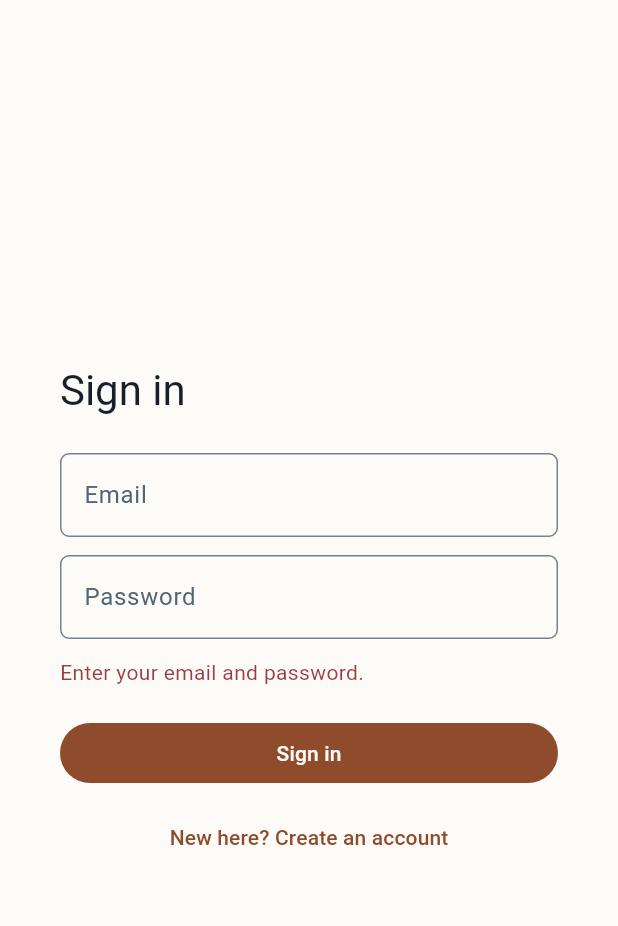
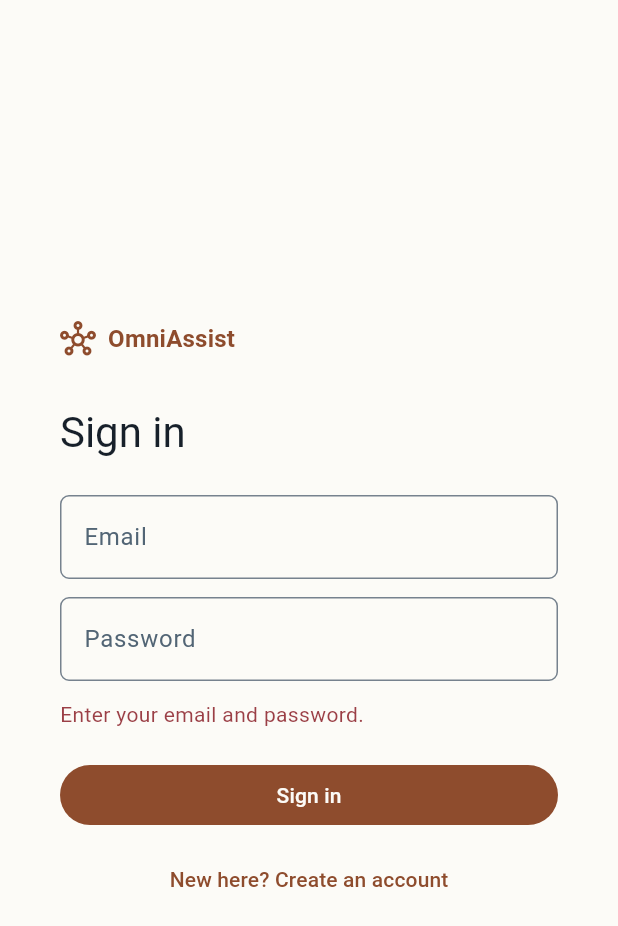
Before and after one commit to Henry-dev-dotcom/OmniAssist-full-stack, a Flutter app: the screen it shows after launch, after a tap on "Sign in", on a phone screen of 412 x 824 dp. Shown: the top 926 px of the screen. Run offline on Flutter 3.47's test engine with Material 3 defaults, Android fonts, the phone set to English and light mode, and no system bars; our stand-ins replace drift, drift_flutter, file_picker, flutter_riverpod, flutter_secure_storage, go_router and 1 more; missing offline and left inert: dart:js_interop; accounts and stored records are empty; generated files the repository leaves out were written again.

Commit message:
Design audit round 2: filled selected tab icons, app name on sign-in, live error region, 200% text test
Co-Authored-By: Claude Sonnet 5.5 <noreply@anthropic.com>

```diff
--- a/apps/client/lib/features/auth/sign_in_screen.dart
+++ b/apps/client/lib/features/auth/sign_in_screen.dart
@@ -70,6 +70,24 @@ class _SignInScreenState extends ConsumerState<SignInScreen> {
             shrinkWrap: true,
             padding: const EdgeInsets.all(24),
             children: [
+              Row(
+                children: [
+                  Icon(
+                    Icons.hub_outlined,
+                    color: Theme.of(context).colorScheme.primary,
+                    semanticLabel: 'OmniAssist logo',
+                  ),
+                  const SizedBox(width: 8),
+                  Text(
+                    'OmniAssist',
+                    style: Theme.of(context).textTheme.titleMedium?.copyWith(
+                      color: Theme.of(context).colorScheme.primary,
+                      fontWeight: FontWeight.w600,
+                    ),
+                  ),
+                ],
+              ),
+              const SizedBox(height: 32),
               Text(
                 _creating ? 'Create account' : 'Sign in',
                 style: Theme.of(context).textTheme.headlineMedium,
@@ -104,10 +122,15 @@ class _SignInScreenState extends ConsumerState<SignInScreen> {
               ),
               if (_error != null) ...[
                 const SizedBox(height: 12),
-                Text(
-                  _error!,
-                  key: const Key('sign-in-error'),
-                  style: TextStyle(color: Theme.of(context).colorScheme.error),
+                Semantics(
+                  liveRegion: true, // read out when a sign-in error appears
+                  child: Text(
+                    _error!,
+                    key: const Key('sign-in-error'),
+                    style: TextStyle(
+                      color: Theme.of(context).colorScheme.error,
+                    ),
+                  ),
                 ),
               ],
               const SizedBox(height: 20),
--- a/apps/client/lib/shared_widgets/app_scaffold.dart
+++ b/apps/client/lib/shared_widgets/app_scaffold.dart
@@ -8,9 +8,10 @@ import '../features/sync/sync_status.dart';
 import '../features/tasks/task_widgets.dart';
 
 class NavDestination {
-  const NavDestination(this.label, this.icon, this.path);
+  const NavDestination(this.label, this.icon, this.selectedIcon, this.path);
   final String label;
   final IconData icon;
+  final IconData selectedIcon; // filled variant marks the current tab (HIG tab bars)
   final String path;
 }
 
@@ -74,6 +75,7 @@ class AppScaffold extends ConsumerWidget {
                   for (final d in navDestinations)
                     NavigationRailDestination(
                       icon: Icon(d.icon),
+                      selectedIcon: Icon(d.selectedIcon),
                       label: Text(d.label),
                     ),
                 ],
@@ -106,7 +108,11 @@ class AppScaffold extends ConsumerWidget {
         onDestinationSelected: (i) => _go(context, i),
         destinations: [
           for (final d in navDestinations)
-            NavigationDestination(icon: Icon(d.icon), label: d.label),
+            NavigationDestination(
+              icon: Icon(d.icon),
+              selectedIcon: Icon(d.selectedIcon),
+              label: d.label,
+            ),
         ],
       ),
     );
```
Also changed, not shown: apps/client/lib/app/router.dart (+15 -5 lines), 1 other file.
